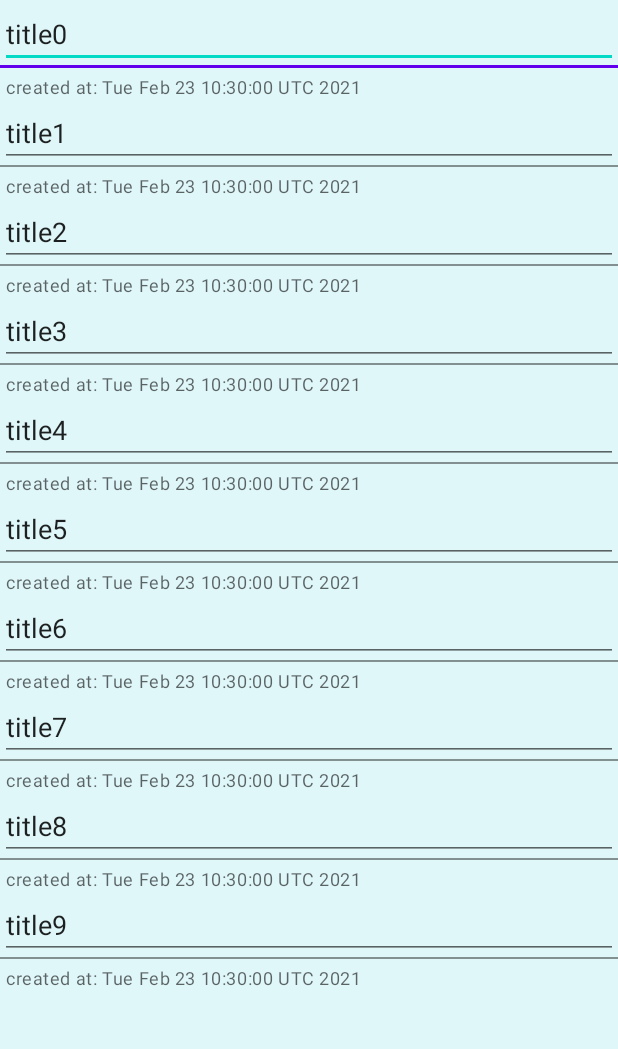
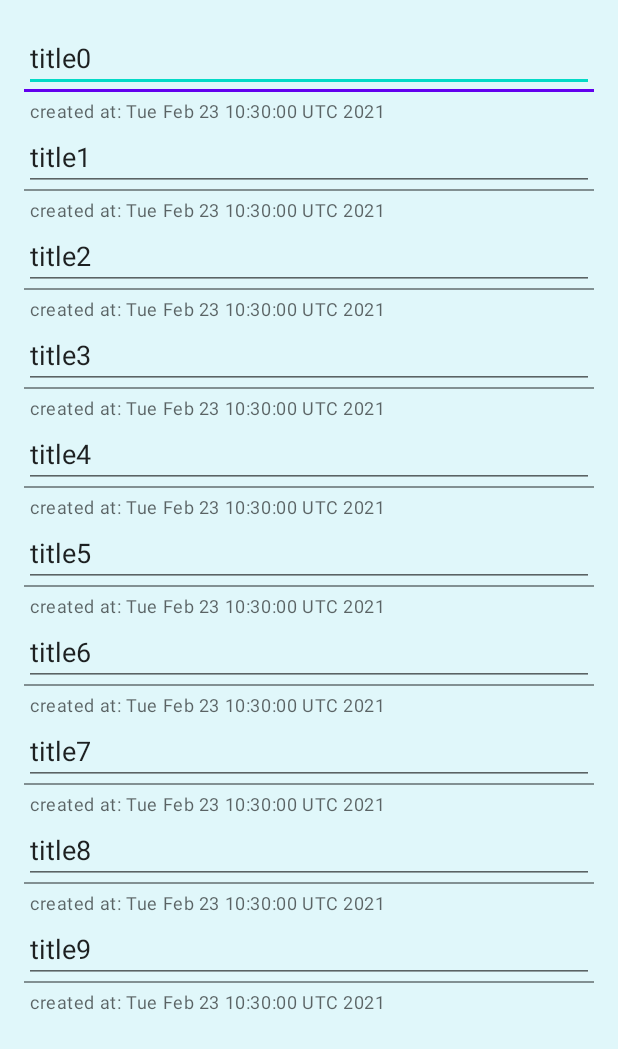
Before and after one commit to GeekBrainsStudent/MyNotes, an Android app: the screen it shows after launch (MainActivity), on a phone screen of 412 x 824 dp. Shown: the top 1049 px of the screen. Run offline under Robolectric (Android 15) with nearby library versions, the phone set to English and light mode, and no system bars.

Commit message:
4. little change to the layouts of fragments

```diff
--- a/app/src/main/res/layout/fragment_list_notes.xml
+++ b/app/src/main/res/layout/fragment_list_notes.xml
@@ -3,6 +3,7 @@
     xmlns:android="http://schemas.android.com/apk/res/android"
     android:orientation="vertical"
     android:layout_width="match_parent"
-    android:layout_height="match_parent" >
+    android:layout_height="match_parent"
+    style="@style/FragmentRootStyle">
 
 </LinearLayout>
--- a/app/src/main/res/layout/fragment_note.xml
+++ b/app/src/main/res/layout/fragment_note.xml
@@ -4,7 +4,7 @@
     android:orientation="vertical"
     android:layout_width="match_parent"
     android:layout_height="match_parent"
-    style="@style/fragmentRootStyle">
+    style="@style/FragmentRootStyle">
 
     <com.google.android.material.textfield.TextInputLayout
         android:id="@+id/title_layout"
@@ -15,7 +15,7 @@
             android:id="@+id/title"
             android:layout_width="match_parent"
             android:layout_height="wrap_content"
-            style="@style/Widget.App.TextInputEditText.titleStyle" />
+            style="@style/TitleStyle" />
 
     </com.google.android.material.textfield.TextInputLayout>
 
```
